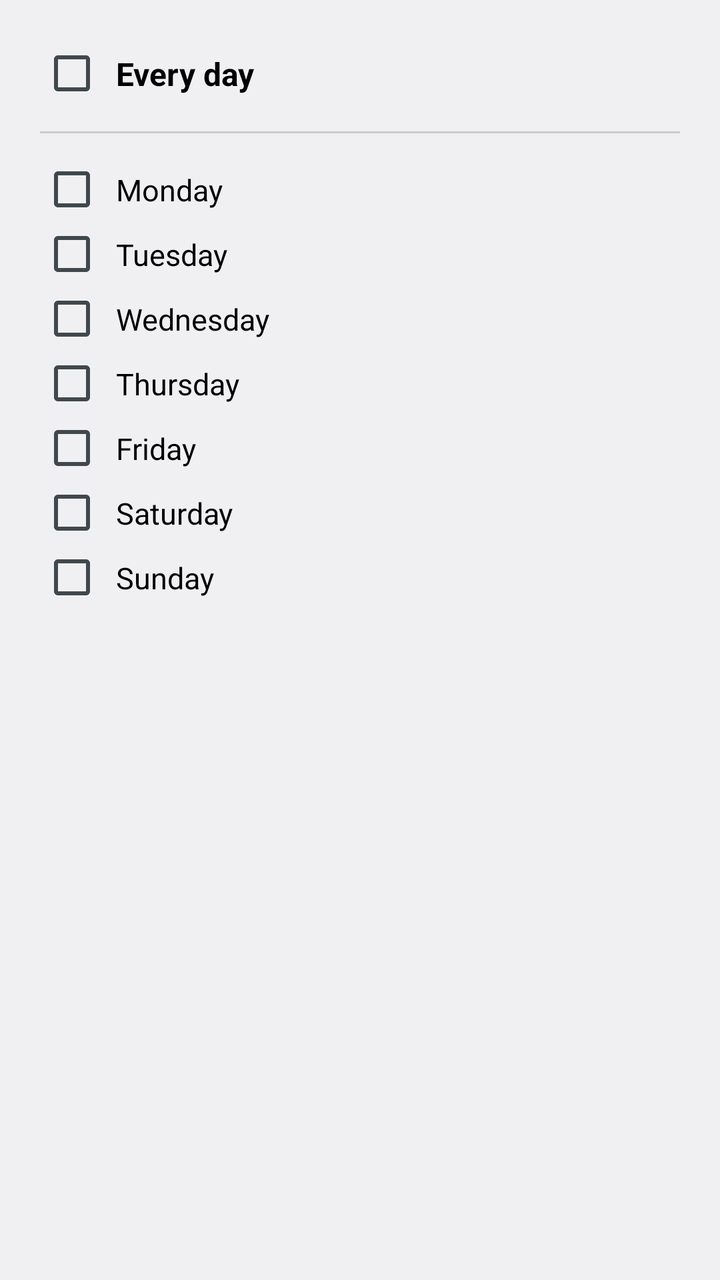
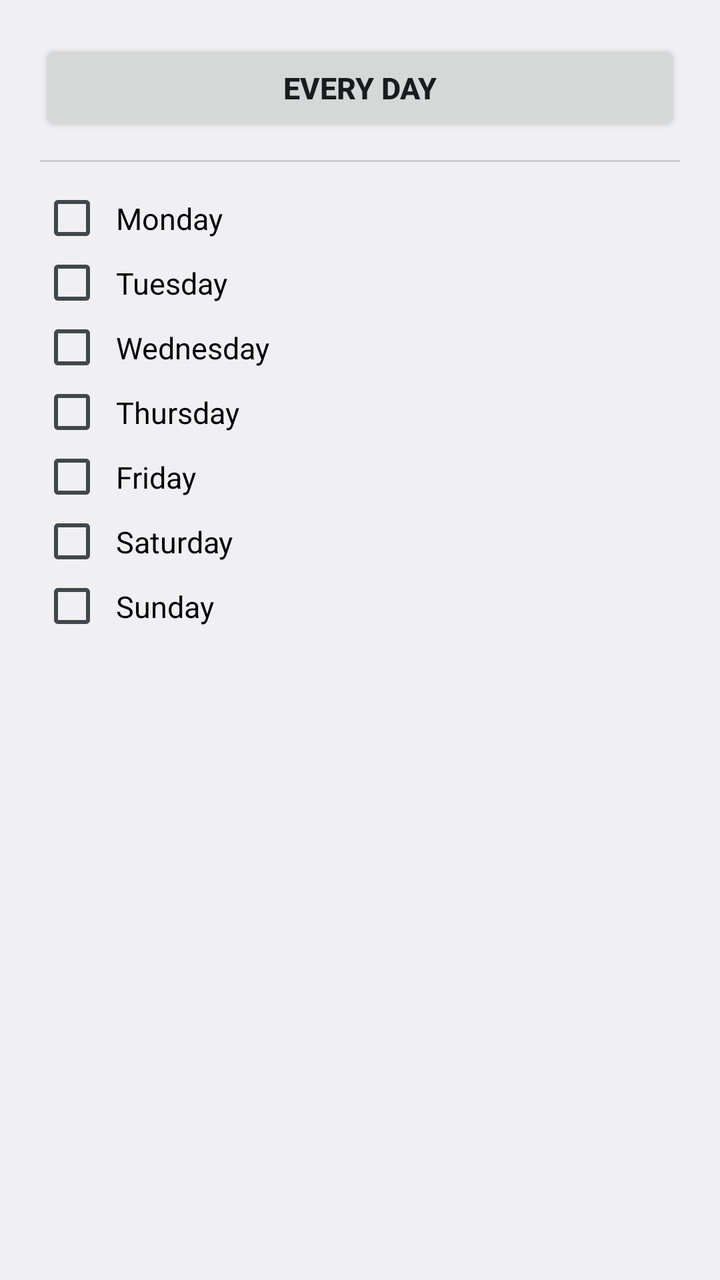

Compare the two renders of this Android layout. The source of the first and the diff that turns it into the second are given below.
<!-- AndroidManifest.xml: application theme android:Theme.DeviceDefault.Light -->
<!-- res/layout/dialog_alarm_days.xml -->
<?xml version="1.0" encoding="utf-8"?>
<ScrollView xmlns:android="http://schemas.android.com/apk/res/android"
    android:layout_width="match_parent"
    android:layout_height="wrap_content">

    <LinearLayout
        android:layout_width="match_parent"
        android:layout_height="wrap_content"
        android:orientation="vertical"
        android:padding="20dp">

        <CheckBox
            android:id="@+id/chkAlarmEveryday"
            android:layout_width="match_parent"
            android:layout_height="wrap_content"
            android:text="@string/alarm_days_everyday"
            android:textSize="16sp"
            android:textStyle="bold"
            android:padding="6dp"
            android:layout_marginBottom="12dp" />

        <View
            android:layout_width="match_parent"
            android:layout_height="1dp"
            android:background="#CCCCCC"
            android:layout_marginBottom="12dp" />

        <CheckBox
            android:id="@+id/chkDayMon"
            android:layout_width="match_parent"
            android:layout_height="wrap_content"
            android:text="@string/day_mon"
            android:textSize="15sp"
            android:padding="6dp" />

        <CheckBox
            android:id="@+id/chkDayTue"
            android:layout_width="match_parent"
            android:layout_height="wrap_content"
            android:text="@string/day_tue"
            android:textSize="15sp"
            android:padding="6dp" />

        <CheckBox
            android:id="@+id/chkDayWed"
            android:layout_width="match_parent"
            android:layout_height="wrap_content"
            android:text="@string/day_wed"
            android:textSize="15sp"
            android:padding="6dp" />

        <CheckBox
            android:id="@+id/chkDayThu"
            android:layout_width="match_parent"
            android:layout_height="wrap_content"
            android:text="@string/day_thu"
            android:textSize="15sp"
            android:padding="6dp" />

        <CheckBox
            android:id="@+id/chkDayFri"
            android:layout_width="match_parent"
            android:layout_height="wrap_content"
            android:text="@string/day_fri"
            android:textSize="15sp"
            android:padding="6dp" />

        <CheckBox
            android:id="@+id/chkDaySat"
            android:layout_width="match_parent"
            android:layout_height="wrap_content"
            android:text="@string/day_sat"
            android:textSize="15sp"
            android:padding="6dp" />

        <CheckBox
            android:id="@+id/chkDaySun"
            android:layout_width="match_parent"
            android:layout_height="wrap_content"
            android:text="@string/day_sun"
            android:textSize="15sp"
            android:padding="6dp" />

    </LinearLayout>
</ScrollView>
<!-- resources referenced by this layout -->
<resources>
  <string name="alarm_days_everyday">Every day</string>
  <string name="day_fri">Friday</string>
  <string name="day_mon">Monday</string>
  <string name="day_sat">Saturday</string>
  <string name="day_sun">Sunday</string>
  <string name="day_thu">Thursday</string>
  <string name="day_tue">Tuesday</string>
  <string name="day_wed">Wednesday</string>
</resources>

<!-- the commit's change to res/layout/dialog_alarm_days.xml (unified diff, before → after) -->
@@ -9,14 +9,13 @@
         android:orientation="vertical"
         android:padding="20dp">
 
-        <CheckBox
-            android:id="@+id/chkAlarmEveryday"
+        <Button
+            android:id="@+id/btnAlarmEveryday"
             android:layout_width="match_parent"
-            android:layout_height="wrap_content"
+            android:layout_height="48dp"
             android:text="@string/alarm_days_everyday"
-            android:textSize="16sp"
+            android:textSize="15sp"
             android:textStyle="bold"
-            android:padding="6dp"
             android:layout_marginBottom="12dp" />
 
         <View
